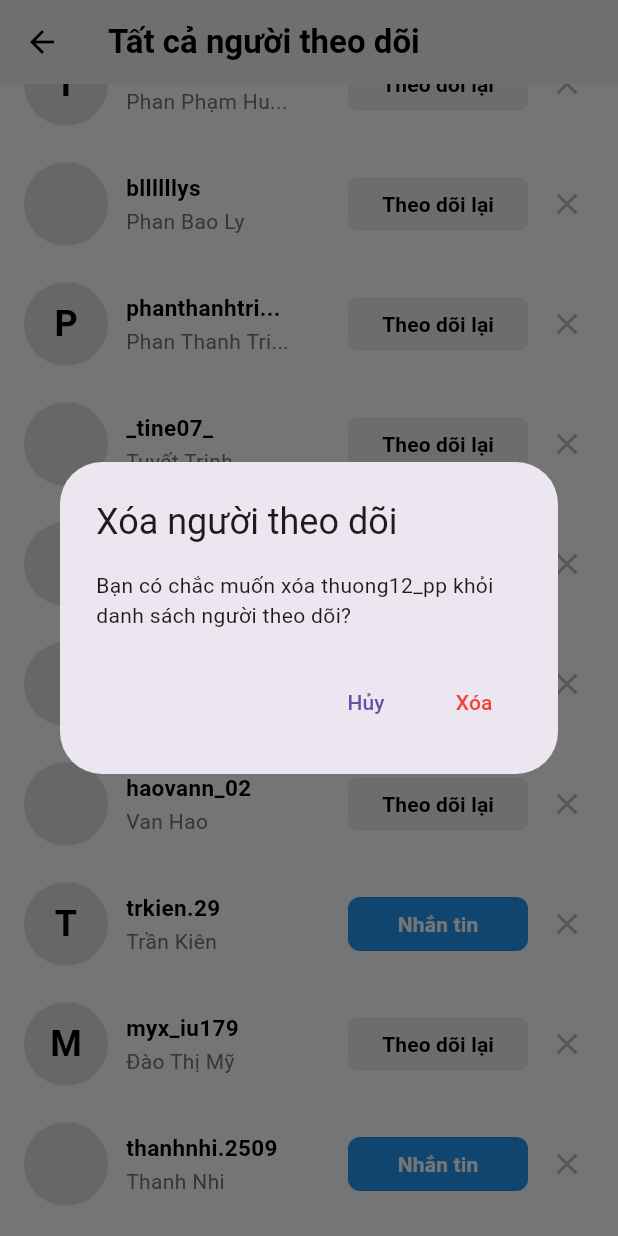
After one commit to Adai-itqnu/Flutter_SocialNetworkMini, a Flutter app: the FollowersScreen screen opened directly, scrolled down 48 dp, after a tap on the "close" icon, on a phone screen of 412 x 824 dp. The commit adds this screen. Run offline on Flutter 3.47's test engine with Material 3 defaults, Android fonts, the light colour scheme and no system bars; our stand-ins replace cached_network_image, cloud_firestore, dio, firebase_auth, firebase_core, flutter_dotenv and 2 more; accounts and stored records are empty; network calls fail.

Commit message:
thay giao dien ket ban = nguoi theo doi

```diff
--- a/lib/screens/home/home_screen.dart
+++ b/lib/screens/home/home_screen.dart
@@ -7,7 +7,7 @@ import '../../widgets/post_card.dart';
 import 'create_post_screen.dart';
 import 'SearchScreen.dart';
 import '../notification/notifications_screen.dart';
-import '../notification/friend_requests_screen.dart';
+import '../notification/followers_screen.dart';
 import '../profile/profile_screen.dart';
 
 class HomeScreen extends StatefulWidget {
@@ -30,7 +30,7 @@ class _HomeScreenState extends State<HomeScreen> {
     _tabs = [
       _buildHomeContent(),
       const SearchScreen(),
-      const FriendRequestsScreen(),
+      const FollowersScreen(),
       const ProfileScreen(),
     ];
   }
--- /dev/null
+++ b/lib/screens/notification/followers_screen.dart
@@ -0,0 +1,284 @@
+import 'package:flutter/material.dart';
+
+class FollowersScreen extends StatefulWidget {
+  const FollowersScreen({super.key});
+
+  @override
+  State<FollowersScreen> createState() => _FollowersScreenState();
+}
+
+class _FollowersScreenState extends State<FollowersScreen> {
+  List<Map<String, dynamic>> followers = [
+    {
+      'id': 1,
+      'userName': 'thuong12_pp',
+      'fullName': 'Phan Phạm Hu...',
+      'isFollowingBack': true,
+      'avatar': null,
+    },
+    {
+      'id': 2,
+      'userName': 'bllllllys',
+      'fullName': 'Phan Bao Ly',
+      'isFollowingBack': true,
+      'avatar': 'https://i.pravatar.cc/150?img=2',
+    },
+    {
+      'id': 3,
+      'userName': 'phanthanhtri...',
+      'fullName': 'Phan Thanh Tri...',
+      'isFollowingBack': true,
+      'avatar': null,
+    },
+    {
+      'id': 4,
+      'userName': '_tine07_',
+      'fullName': 'Tuyết Trinh',
+      'isFollowingBack': true,
+      'avatar': 'https://i.pravatar.cc/150?img=4',
+    },
+    {
+      'id': 5,
+      'userName': 'bloomie_flow...',
+      'fullName': 'Bloomie.Flower',
+      'isFollowingBack': true,
+      'avatar': 'https://i.pravatar.cc/150?img=5',
+    },
+    {
+      'id': 6,
+      'userName': 'phanthidiem...',
+      'fullName': 'Phan Thị Diễm...',
+      'isFollowingBack': true,
+      'avatar': 'https://i.pravatar.cc/150?img=6',
+    },
+    {
+      'id': 7,
+      'userName': 'haovann_02',
+      'fullName': 'Van Hao',
+      'isFollowingBack': true,
+      'avatar': 'https://i.pravatar.cc/150?img=7',
+    },
+    {
+      'id': 8,
+      'userName': 'trkien.29',
+      'fullName': 'Trần Kiên',
+      'isFollowingBack': false,
+      'avatar': null,
+    },
+    {
+      'id': 9,
+      'userName': 'myx_iu179',
+      'fullName': 'Đào Thị Mỹ',
+      'isFollowingBack': true,
+      'avatar': null,
+    },
+    {
+      'id': 10,
+      'userName': 'thanhnhi.2509',
+      'fullName': 'Thanh Nhi',
+      'isFollowingBack': false,
+      'avatar': 'https://i.pravatar.cc/150?img=10',
+    },
+  ];
+
+  void _toggleFollowBack(int id) {
+    setState(() {
+      final index = followers.indexWhere((follower) => follower['id'] == id);
+      if (index != -1) {
+        followers[index]['isFollowingBack'] = !followers[index]['isFollowingBack'];
+
+        final userName = followers[index]['userName'];
+        final isFollowing = followers[index]['isFollowingBack'];
+
+        ScaffoldMessenger.of(context).showSnackBar(
+          SnackBar(
+            content: Text(
+                isFollowing
+                    ? 'Đã theo dõi lại $userName'
+                    : 'Đã bỏ theo dõi $userName'
+            ),
+            backgroundColor: isFollowing ? Colors.blue : Colors.grey[700],
+            duration: const Duration(seconds: 2),
+          ),
+        );
+      }
+    });
+  }
+
+  void _removeFollower(int id, String userName) {
+    setState(() {
+      followers.removeWhere((follower) => follower['id'] == id);
+    });
+    ScaffoldMessenger.of(context).showSnackBar(
+      SnackBar(
+        content: Text('Đã xóa $userName khỏi danh sách người theo dõi'),
+        backgroundColor: Colors.grey[700],
+        duration: const Duration(seconds: 2),
+      ),
+    );
+  }
+
+  void _showRemoveDialog(int id, String userName) {
+    showDialog(
+      context: context,
+      builder: (BuildContext context) {
+        return AlertDialog(
+          title: const Text('Xóa người theo dõi'),
+          content: Text('Bạn có chắc muốn xóa $userName khỏi danh sách người theo dõi?'),
+          actions: [
+            TextButton(
+              onPressed: () => Navigator.of(context).pop(),
+              child: const Text('Hủy'),
+            ),
+            TextButton(
+              onPressed: () {
+                Navigator.of(context).pop();
+                _removeFollower(id, userName);
+              },
+              child: const Text('Xóa', style: TextStyle(color: Colors.red)),
+            ),
+          ],
+        );
+      },
+    );
+  }
+
+  @override
+  Widget build(BuildContext context) {
+    return Scaffold(
+      backgroundColor: Colors.white,
+      appBar: AppBar(
+        title: const Text(
+          'Tất cả người theo dõi',
+          style: TextStyle(
+            color: Colors.black,
+            fontWeight: FontWeight.bold,
+          ),
+        ),
+        backgroundColor: Colors.white,
+        elevation: 1,
+        iconTheme: const IconThemeData(color: Colors.black),
+      ),
+      body: followers.isEmpty
+          ? Center(
+        child: Column(
+          mainAxisAlignment: MainAxisAlignment.center,
+          children: [
+            Icon(Icons.people_outline, size: 80, color: Colors.grey[700]),
+            const SizedBox(height: 16),
+            Text(
+              'Chưa có người theo dõi nào',
+              style: TextStyle(fontSize: 16, color: Colors.grey[600]),
+            ),
+          ],
+        ),
+      )
+          : ListView.builder(
+        padding: const EdgeInsets.symmetric(vertical: 8),
+        itemCount: followers.length,
+        itemBuilder: (context, index) {
+          final follower = followers[index];
+          return Container(
+            padding: const EdgeInsets.symmetric(horizontal: 16, vertical: 12),
+            child: Row(
+              children: [
+                // Avatar
+                CircleAvatar(
+                  backgroundColor: Colors.grey[300],
+                  radius: 28,
+                  backgroundImage: follower['avatar'] != null
+                      ? NetworkImage(follower['avatar'])
+                      : null,
+                  child: follower['avatar'] == null
+                      ? Text(
+                    follower['userName']![0].toUpperCase(),
+                    style: const TextStyle(
+                      fontSize: 24,
+                      fontWeight: FontWeight.bold,
+                      color: Colors.black,
+                    ),
+                  )
+                      : null,
+                ),
+                const SizedBox(width: 12),
+                // User info
+                Expanded(
+                  child: Column(
+                    crossAxisAlignment: CrossAxisAlignment.start,
+                    children: [
+                      Text(
+                        follower['userName'] as String,
+                        style: const TextStyle(
+                          fontSize: 15,
+                          fontWeight: FontWeight.w600,
+                          color: Colors.black,
+                        ),
+                      ),
+                      const SizedBox(height: 2),
+                      Text(
+                        follower['fullName'] as String,
+                        style: TextStyle(
+                          fontSize: 14,
+                          color: Colors.grey[600],
+                        ),
+                      ),
+                    ],
+                  ),
+                ),
+                // Action button
+                SizedBox(
+                  width: 120,
+                  height: 36,
+                  child: ElevatedButton(
+                    onPressed: () => _toggleFollowBack(follower['id'] as int),
+                    style: ElevatedButton.styleFrom(
+                      backgroundColor: follower['isFollowingBack']
+                          ? Colors.grey[200]
+                          : Colors.blue,
+                      foregroundColor: follower['isFollowingBack']
+                          ? Colors.black
+                          : Colors.white,
+                      shape: RoundedRectangleBorder(
+                        borderRadius: BorderRadius.circular(8),
+                      ),
+                      padding: EdgeInsets.zero,
+                      elevation: 0,
+                    ),
+                    child: Text(
+                      follower['isFollowingBack'] ? 'Theo dõi lại' : 'Nhắn tin',
+                      style: const TextStyle(
+                        fontSize: 14,
+                        fontWeight: FontWeight.w600,
+                      ),
+                    ),
+                  ),
+                ),
+                const SizedBox(width: 8),
+                // Remove button
+                GestureDetector(
+                  onTap: () => _showRemoveDialog(
+                    follower['id'] as int,
+                    follower['userName'] as String,
+                  ),
+                  child: Container(
+                    width: 36,
+                    height: 36,
+                    decoration: BoxDecoration(
+                      color: Colors.transparent,
+                      borderRadius: BorderRadius.circular(8),
+                    ),
+                    child: Icon(
+                      Icons.close,
+                      color: Colors.grey[400],
+                      size: 24,
+                    ),
+                  ),
+                ),
+              ],
+            ),
+          );
+        },
+      ),
+    );
+  }
+}
```
Also changed, not shown: lib/models/notification_model.dart (added, +39 -0 lines), lib/screens/notification/friend_requests_screen.dart (deleted, +0 -265 lines), lib/services/notification_service.dart (added), pubspec.lock.
